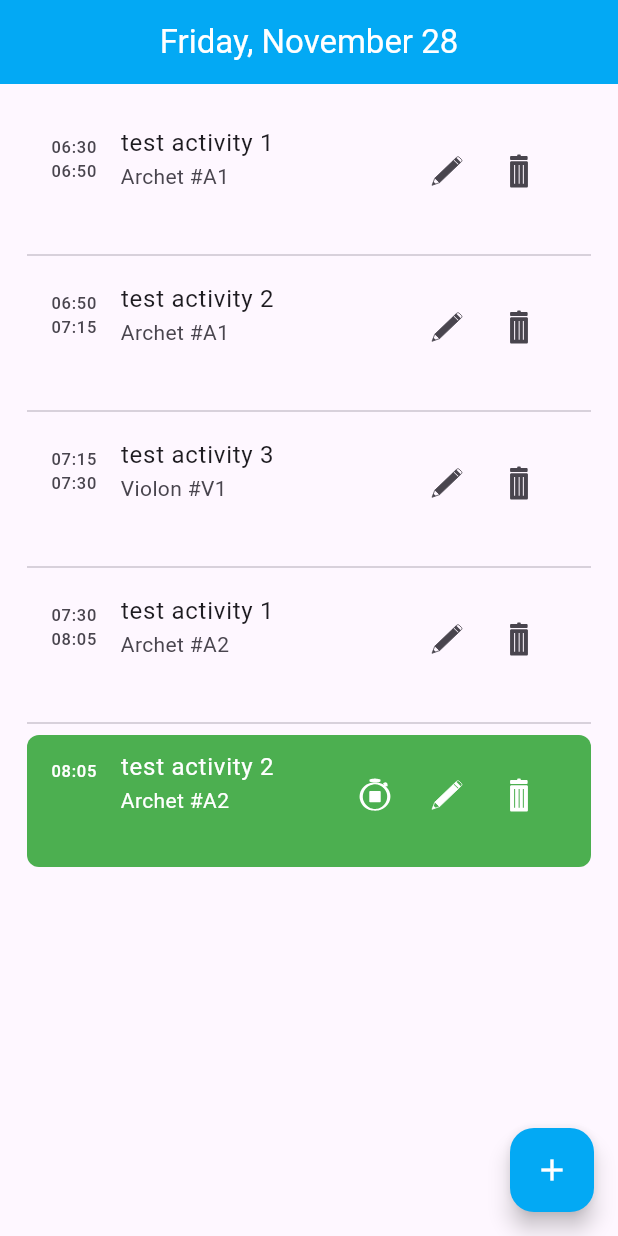
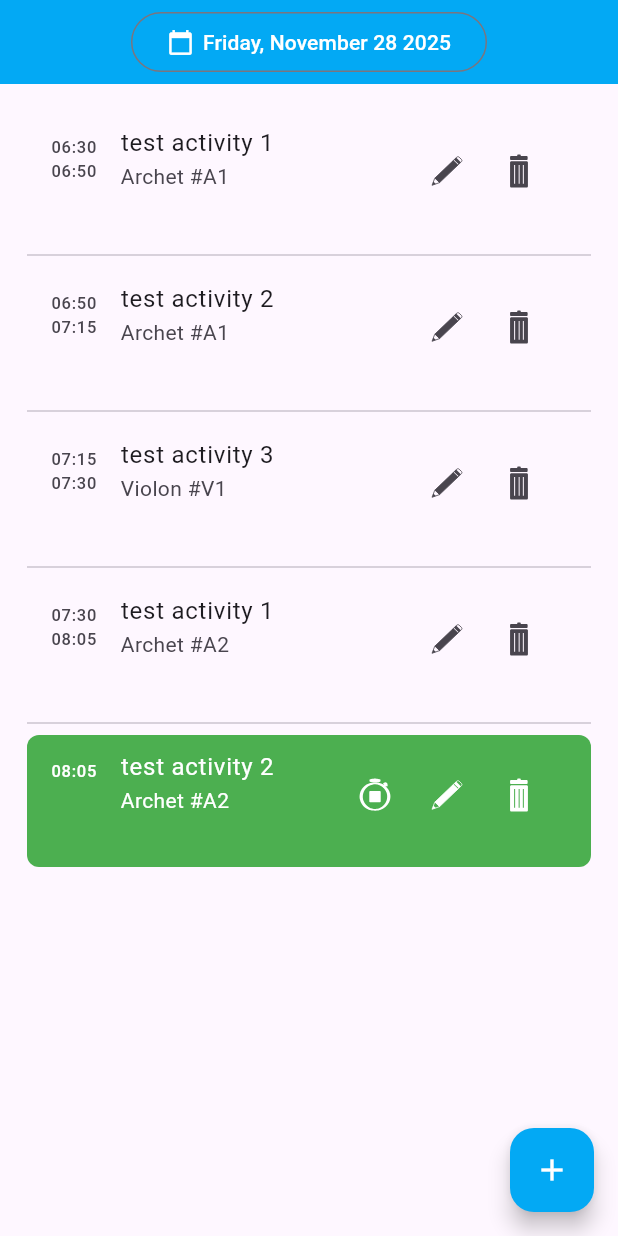
Before and after one commit to Alt257/timekeeper-front, a Flutter app: the screen it shows after launch, on a phone screen of 412 x 824 dp. Run offline on Flutter 3.47's test engine with Material 3 defaults, Android fonts, the phone set to English and light mode, and no system bars; our stand-ins replace bloc, flutter_bloc, flutter_localization, flutter_svg, freezed_annotation.

Commit message:
selectable date
Date in HomePage.title is now selectable with a date picker.

```diff
--- a/lib/utils/datetime_format.dart
+++ b/lib/utils/datetime_format.dart
@@ -5,6 +5,7 @@ import 'package:intl/intl.dart';
 extension DateTimeFormatExtension on DateTime {
   static final locale = Platform.localeName;
 
-  String toTime() => DateFormat.Hm(locale).format(this);
-  String toDay() => DateFormat.MMMMEEEEd(locale).format(this);
+  String get Hm => DateFormat.Hm(locale).format(this);
+  String get MMMMEEEEd => DateFormat.MMMMEEEEd(locale).format(this);
+  String get MMMMEEEEdy => DateFormat.MMMMEEEEd(locale).add_y().format(this);
 }
--- /dev/null
+++ b/lib/view/component/button/datetime/date_picker.dart
@@ -0,0 +1,42 @@
+import 'package:flutter/material.dart';
+import 'package:timekeeper/utils/datetime_format.dart';
+
+final class DatePickerButton extends StatefulWidget {
+  const DatePickerButton({super.key});
+
+  @override
+  State<DatePickerButton> createState() => _DatePickerButtonState();
+}
+
+class _DatePickerButtonState extends State<DatePickerButton> {
+  DateTime date = DateTime.now();
+
+  @override
+  Widget build(BuildContext context) {
+    return OutlinedButton(
+      style: ButtonStyle(
+        foregroundColor: WidgetStateProperty.all(Colors.white),
+      ),
+      onPressed: () async {
+        final selected = await showDatePicker(
+            context: context,
+            initialDate: date,
+            firstDate: DateTime(2000),
+            lastDate: DateTime(2050),
+            currentDate: DateTime.now(),
+        );
+        setState(() {
+          date = selected ?? DateTime.now();
+        });
+      },
+      child: Row(
+        mainAxisSize: MainAxisSize.min,
+        spacing: 6,
+        children: [
+          Icon(Icons.calendar_today),
+          Text(date.MMMMEEEEdy),
+        ],
+      ),
+    );
+  }
+}
--- a/lib/view/component/list/activities/activity_tile.dart
+++ b/lib/view/component/list/activities/activity_tile.dart
@@ -24,9 +24,9 @@ final class ActivityListTile extends ListTile {
       crossAxisAlignment: CrossAxisAlignment.start,
       children: [
         // Text(activity.startedAt.toDay()),
-        Text(activity.startedAt.toTime()),
+        Text(activity.startedAt.Hm),
         if(activity.finishedAt != null)
-          Text(activity.finishedAt!.toTime()),
+          Text(activity.finishedAt!.Hm),
       ],
     ),
     trailing: Row(
--- a/lib/view/page/home.dart
+++ b/lib/view/page/home.dart
@@ -1,5 +1,5 @@
 import 'package:flutter/material.dart';
-import 'package:timekeeper/utils/datetime_format.dart';
+import 'package:timekeeper/view/component/button/datetime/date_picker.dart';
 import 'package:timekeeper/view/component/form/add_activity/add_activity.dart';
 import 'package:timekeeper/view/component/list/activities/activities_list.dart';
 
@@ -10,7 +10,9 @@ final class HomePage extends StatelessWidget {
   Widget build(BuildContext context) {
     return SafeArea(
       child: Scaffold(
-        appBar: AppBar(title: Text(DateTime.now().toDay()),
+        appBar: AppBar(
+            // title: Text(DateTime.now().toDay()),
+            title: DatePickerButton(),
             backgroundColor: Colors.lightBlue,
             foregroundColor: Colors.white,
             centerTitle: true),
```
